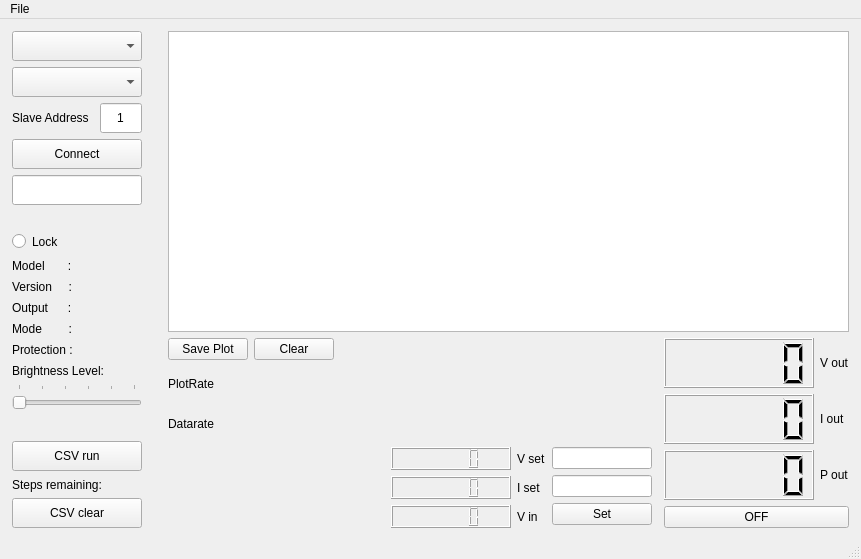
Before: the Qt Designer form source_files/dps_GUI.ui in lambcutlet/DPS5005_pyGUI, drawn with Qt 5.
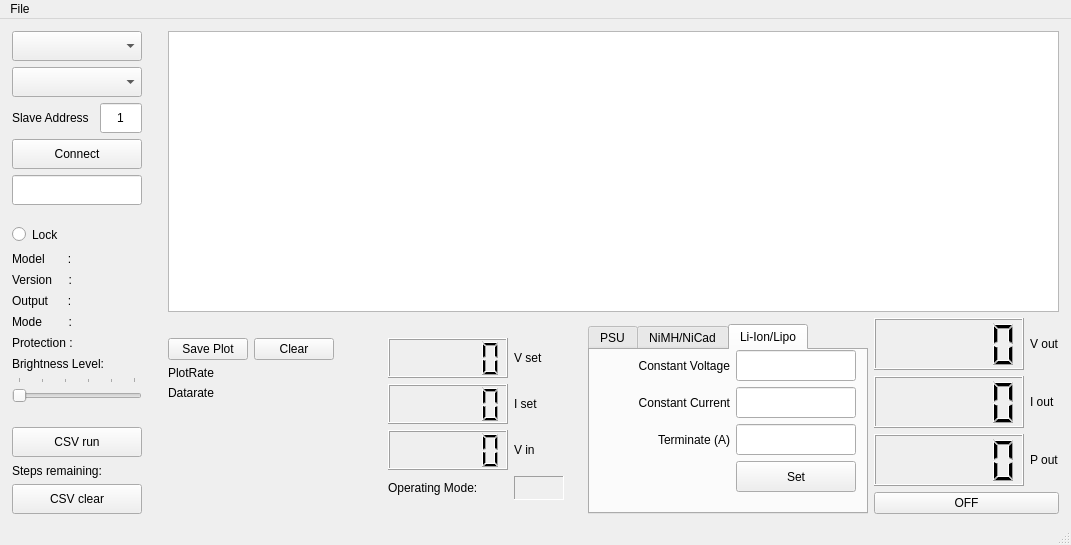
After: the same form once the commit is applied. The open tabs and pages were chosen to show the change. Custom widgets are drawn as their Qt base class.

What changed in the file:
```diff
--- a/source_files/dps_GUI.ui
+++ b/source_files/dps_GUI.ui
@@ -6,8 +6,8 @@
    <rect>
     <x>0</x>
     <y>0</y>
-    <width>861</width>
-    <height>548</height>
+    <width>1071</width>
+    <height>545</height>
    </rect>
   </property>
   <property name="windowTitle">
@@ -24,8 +24,8 @@
     <property name="rightMargin">
      <number>12</number>
     </property>
-    <item row="2" column="3">
-     <spacer name="horizontalSpacer_3">
+    <item row="3" column="3">
+     <spacer name="horizontalSpacer">
       <property name="orientation">
        <enum>Qt::Horizontal</enum>
       </property>
@@ -37,7 +37,7 @@
       </property>
      </spacer>
     </item>
-    <item row="0" column="0" rowspan="3">
+    <item row="0" column="0" rowspan="5">
      <layout class="QVBoxLayout" name="verticalLayout">
       <item>
        <widget class="QComboBox" name="comboBox_ports">
@@ -508,10 +508,838 @@
       </item>
      </layout>
     </item>
-    <item row="0" column="2" colspan="5">
+    <item row="3" column="2">
+     <layout class="QVBoxLayout" name="verticalLayout_8">
+      <item>
+       <layout class="QHBoxLayout" name="horizontalLayout_5">
+        <property name="sizeConstraint">
+         <enum>QLayout::SetFixedSize</enum>
+        </property>
+        <item>
+         <widget class="QPushButton" name="pushButton_save_plot">
+          <property name="text">
+           <string>Save Plot</string>
+          </property>
+         </widget>
+        </item>
+        <item>
+         <widget class="QPushButton" name="pushButton_clear">
+          <property name="text">
+           <string>Clear</string>
+          </property>
+         </widget>
+        </item>
+       </layout>
+      </item>
+      <item>
+       <widget class="QLabel" name="label_plot_rate">
+        <property name="text">
+         <string>PlotRate</string>
+        </property>
+       </widget>
+      </item>
+      <item>
+       <widget class="QLabel" name="label_data_rate">
+        <property name="text">
+         <string>Datarate</string>
+        </property>
+       </widget>
+      </item>
+      <item>
+       <spacer name="verticalSpacer">
+        <property name="orientation">
+         <enum>Qt::Vertical</enum>
+        </property>
+        <property name="sizeType">
+         <enum>QSizePolicy::Preferred</enum>
+        </property>
+        <property name="sizeHint" stdset="0">
+         <size>
+          <width>20</width>
+          <height>100</height>
+         </size>
+        </property>
+       </spacer>
+      </item>
+     </layout>
+    </item>
+    <item row="2" column="8" rowspan="3">
+     <widget class="QTabWidget" name="tabWidget">
+      <property name="sizePolicy">
+       <sizepolicy hsizetype="Fixed" vsizetype="Fixed">
+        <horstretch>0</horstretch>
+        <verstretch>0</verstretch>
+       </sizepolicy>
+      </property>
+      <property name="minimumSize">
+       <size>
+        <width>280</width>
+        <height>190</height>
+       </size>
+      </property>
+      <property name="currentIndex">
+       <number>0</number>
+      </property>
+      <widget class="QWidget" name="tab_1">
+       <attribute name="title">
+        <string>PSU</string>
+       </attribute>
+       <widget class="QWidget" name="layoutWidget_3">
+        <property name="geometry">
+         <rect>
+          <x>0</x>
+          <y>0</y>
+          <width>271</width>
+          <height>146</height>
+         </rect>
+        </property>
+        <layout class="QHBoxLayout" name="horizontalLayout_9">
+         <property name="sizeConstraint">
+          <enum>QLayout::SetFixedSize</enum>
+         </property>
+         <item>
+          <spacer name="horizontalSpacer_2">
+           <property name="orientation">
+            <enum>Qt::Horizontal</enum>
+           </property>
+           <property name="sizeType">
+            <enum>QSizePolicy::Preferred</enum>
+           </property>
+           <property name="sizeHint" stdset="0">
+            <size>
+             <width>40</width>
+             <height>20</height>
+            </size>
+           </property>
+          </spacer>
+         </item>
+         <item>
+          <layout class="QVBoxLayout" name="verticalLayout_10">
+           <item>
+            <widget class="QLabel" name="label_19">
+             <property name="text">
+              <string/>
+             </property>
+            </widget>
+           </item>
+           <item>
+            <widget class="QLabel" name="label_17">
+             <property name="sizePolicy">
+              <sizepolicy hsizetype="Fixed" vsizetype="Fixed">
+               <horstretch>0</horstretch>
+               <verstretch>0</verstretch>
+              </sizepolicy>
+             </property>
+             <property name="minimumSize">
+              <size>
+               <width>100</width>
+               <height>31</height>
+              </size>
+             </property>
+             <property name="maximumSize">
+              <size>
+               <width>100</width>
+               <height>31</height>
+              </size>
+             </property>
+             <property name="text">
+              <string>Voltage Set</string>
+             </property>
+             <property name="alignment">
+              <set>Qt::AlignRight|Qt::AlignTrailing|Qt::AlignVCenter</set>
+             </property>
+            </widget>
+           </item>
+           <item>
+            <widget class="QLabel" name="label_18">
+             <property name="sizePolicy">
+              <sizepolicy hsizetype="Fixed" vsizetype="Fixed">
+               <horstretch>0</horstretch>
+               <verstretch>0</verstretch>
+              </sizepolicy>
+             </property>
+             <property name="minimumSize">
+              <size>
+               <width>100</width>
+               <height>31</height>
+              </size>
+             </property>
+             <property name="maximumSize">
+              <size>
+               <width>100</width>
+               <height>31</height>
+              </size>
+             </property>
+             <property name="text">
+              <string>Current Set</string>
+             </property>
+             <property name="alignment">
+              <set>Qt::AlignRight|Qt::AlignTrailing|Qt::AlignVCenter</set>
+             </property>
+            </widget>
+           </item>
+           <item>
+            <widget class="QLabel" name="label_20">
+             <property name="text">
+              <string/>
+             </property>
+            </widget>
+           </item>
+          </layout>
+         </item>
+         <item>
+          <layout class="QVBoxLayout" name="verticalLayout_11">
+           <item>
+            <widget class="QLabel" name="label_21">
+             <property name="sizePolicy">
+              <sizepolicy hsizetype="Fixed" vsizetype="Fixed">
+               <horstretch>0</horstretch>
+               <verstretch>0</verstretch>
+              </sizepolicy>
+             </property>
+             <property name="minimumSize">
+              <size>
+               <width>120</width>
+               <height>31</height>
+              </size>
+             </property>
+             <property name="maximumSize">
+              <size>
+               <width>120</width>
+               <height>31</height>
+              </size>
+             </property>
+             <property name="text">
+              <string/>
+             </property>
+            </widget>
+           </item>
+           <item>
+            <widget class="QLineEdit" name="lineEdit_vset">
+             <property name="sizePolicy">
+              <sizepolicy hsizetype="Fixed" vsizetype="Fixed">
+               <horstretch>0</horstretch>
+               <verstretch>0</verstretch>
+              </sizepolicy>
+             </property>
+             <property name="minimumSize">
+              <size>
+               <width>120</width>
+               <height>31</height>
+              </size>
+             </property>
+             <property name="maximumSize">
+              <size>
+               <width>120</width>
+               <height>31</height>
+              </size>
+             </property>
+             <property name="layoutDirection">
+              <enum>Qt::LeftToRight</enum>
+             </property>
+             <property name="alignment">
+              <set>Qt::AlignCenter</set>
+             </property>
+            </widget>
+           </item>
+           <item>
+            <widget class="QLineEdit" name="lineEdit_iset">
+             <property name="sizePolicy">
+              <sizepolicy hsizetype="Fixed" vsizetype="Fixed">
+               <horstretch>0</horstretch>
+               <verstretch>0</verstretch>
+              </sizepolicy>
+             </property>
+             <property name="minimumSize">
+              <size>
+               <width>120</width>
+               <height>31</height>
+              </size>
+             </property>
+             <property name="maximumSize">
+              <size>
+               <width>120</width>
+               <height>31</height>
+              </size>
+             </property>
+             <property name="layoutDirection">
+              <enum>Qt::LeftToRight</enum>
+             </property>
+             <property name="alignment">
+              <set>Qt::AlignCenter</set>
+             </property>
+            </widget>
+           </item>
+           <item>
+            <widget class="QPushButton" name="pushButton_set">
+             <property name="sizePolicy">
+              <sizepolicy hsizetype="Fixed" vsizetype="Fixed">
+               <horstretch>0</horstretch>
+               <verstretch>0</verstretch>
+              </sizepolicy>
+             </property>
+             <property name="minimumSize">
+              <size>
+               <width>120</width>
+               <height>31</height>
+              </size>
+             </property>
+             <property name="maximumSize">
+              <size>
+               <width>120</width>
+               <height>31</height>
+              </size>
+             </property>
+             <property name="layoutDirection">
+              <enum>Qt::LeftToRight</enum>
+             </property>
+             <property name="text">
+              <string>Set</string>
+             </property>
+            </widget>
+           </item>
+          </layout>
+         </item>
+        </layout>
+       </widget>
+      </widget>
+      <widget class="QWidget" name="tab_2">
+       <attribute name="title">
+        <string>NiMH/NiCad</string>
+       </attribute>
+       <widget class="QWidget" name="layoutWidget">
+        <property name="geometry">
+         <rect>
+          <x>0</x>
+          <y>0</y>
+          <width>271</width>
+          <height>146</height>
+         </rect>
+        </property>
+        <layout class="QHBoxLayout" name="horizontalLayout_4">
+         <property name="sizeConstraint">
+          <enum>QLayout::SetFixedSize</enum>
+         </property>
+         <item>
+          <spacer name="horizontalSpacer_3">
+           <property name="orientation">
+            <enum>Qt::Horizontal</enum>
+           </property>
+           <property name="sizeType">
+            <enum>QSizePolicy::Preferred</enum>
+           </property>
+           <property name="sizeHint" stdset="0">
+            <size>
+             <width>40</width>
+             <height>20</height>
+            </size>
+           </property>
+          </spacer>
+         </item>
+         <item>
+          <layout class="QVBoxLayout" name="verticalLayout_5">
+           <item>
+            <widget class="QLabel" name="label_6">
+             <property name="sizePolicy">
+              <sizepolicy hsizetype="Fixed" vsizetype="Fixed">
+               <horstretch>0</horstretch>
+               <verstretch>0</verstretch>
+              </sizepolicy>
+             </property>
+             <property name="minimumSize">
+              <size>
+               <width>100</width>
+               <height>31</height>
+              </size>
+             </property>
+             <property name="maximumSize">
+              <size>
+               <width>100</width>
+               <height>31</height>
+              </size>
+             </property>
+             <property name="text">
+              <string>Voltage Max</string>
+             </property>
+             <property name="alignment">
+              <set>Qt::AlignRight|Qt::AlignTrailing|Qt::AlignVCenter</set>
+             </property>
+            </widget>
+           </item>
+           <item>
+            <widget class="QLabel" name="label_7">
+             <property name="sizePolicy">
+              <sizepolicy hsizetype="Fixed" vsizetype="Fixed">
+               <horstretch>0</horstretch>
+               <verstretch>0</verstretch>
+              </sizepolicy>
+             </property>
+             <property name="minimumSize">
+              <size>
+               <width>100</width>
+               <height>31</height>
+              </size>
+             </property>
+             <property name="maximumSize">
+              <size>
+               <width>100</width>
+               <height>31</height>
+              </size>
+             </property>
+             <property name="text">
+              <string>Constant Current</string>
+             </property>
+             <property name="alignment">
+              <set>Qt::AlignRight|Qt::AlignTrailing|Qt::AlignVCenter</set>
+             </property>
+            </widget>
+           </item>
+           <item>
+            <widget class="QLabel" name="label_12">
+             <property name="sizePolicy">
+              <sizepolicy hsizetype="Fixed" vsizetype="Fixed">
+               <horstretch>0</horstretch>
+               <verstretch>0</verstretch>
+              </sizepolicy>
+             </property>
+             <property name="minimumSize">
+              <size>
+               <width>100</width>
+               <height>31</height>
+              </size>
+             </property>
+             <property name="maximumSize">
+              <size>
+               <width>100</width>
+               <height>31</height>
+              </size>
+             </property>
+             <property name="text">
+              <string>Terminate (-dV)</string>
+             </property>
+             <property name="alignment">
+              <set>Qt::AlignRight|Qt::AlignTrailing|Qt::AlignVCenter</set>
+             </property>
+            </widget>
+           </item>
+           <item>
+            <widget class="QLabel" name="label_3">
+             <property name="sizePolicy">
+              <sizepolicy hsizetype="Fixed" vsizetype="Fixed">
+               <horstretch>0</horstretch>
+               <verstretch>0</verstretch>
+              </sizepolicy>
+             </property>
+             <property name="minimumSize">
+              <size>
+               <width>100</width>
+               <height>31</height>
+              </size>
+             </property>
+             <property name="maximumSize">
+              <size>
+               <width>100</width>
+               <height>31</height>
+              </size>
+             </property>
+             <property name="text">
+              <string/>
+             </property>
+            </widget>
+           </item>
+          </layout>
+         </item>
+         <item>
+          <layout class="QVBoxLayout" name="verticalLayout_7">
+           <item>
+            <widget class="QLineEdit" name="lineEdit_vset_2">
+             <property name="sizePolicy">
+              <sizepolicy hsizetype="Fixed" vsizetype="Fixed">
+               <horstretch>0</horstretch>
+               <verstretch>0</verstretch>
+              </sizepolicy>
+             </property>
+             <property name="minimumSize">
+              <size>
+               <width>120</width>
+               <height>31</height>
+              </size>
+             </property>
+             <property name="maximumSize">
+              <size>
+               <width>120</width>
+               <height>31</height>
+              </size>
+             </property>
+             <property name="alignment">
+              <set>Qt::AlignCenter</set>
+             </property>
+            </widget>
+           </item>
+           <item>
+            <widget class="QLineEdit" name="lineEdit_iset_2">
+             <property name="sizePolicy">
+              <sizepolicy hsizetype="Fixed" vsizetype="Fixed">
+               <horstretch>0</horstretch>
+               <verstretch>0</verstretch>
+              </sizepolicy>
+             </property>
+             <property name="minimumSize">
+              <size>
+               <width>120</width>
+               <height>31</height>
+              </size>
+             </property>
+             <property name="maximumSize">
+              <size>
+               <width>120</width>
+               <height>31</height>
+              </size>
+             </property>
+             <property name="alignment">
+              <set>Qt::AlignCenter</set>
+             </property>
+            </widget>
+           </item>
+           <item>
+            <widget class="QLineEdit" name="lineEdit_term_2">
+             <property name="sizePolicy">
+              <sizepolicy hsizetype="Fixed" vsizetype="Fixed">
+               <horstretch>0</horstretch>
+               <verstretch>0</verstretch>
+              </sizepolicy>
+             </property>
+             <property name="minimumSize">
+              <size>
+               <width>120</width>
+               <height>31</height>
+              </size>
+             </property>
+             <property name="maximumSize">
+              <size>
+               <width>120</width>
+               <height>31</height>
+              </size>
+             </property>
+             <property name="alignment">
+              <set>Qt::AlignCenter</set>
+             </property>
+            </widget>
+           </item>
+           <item>
+            <widget class="QPushButton" name="pushButton_set_2">
+             <property name="sizePolicy">
+              <sizepolicy hsizetype="Fixed" vsizetype="Fixed">
+               <horstretch>0</horstretch>
+               <verstretch>0</verstretch>
+              </sizepolicy>
+             </property>
+             <property name="minimumSize">
+              <size>
+               <width>120</width>
+               <height>31</height>
+              </size>
+             </property>
+             <property name="maximumSize">
+              <size>
+               <width>120</width>
+               <height>31</height>
+              </size>
+             </property>
+             <property name="text">
+              <string>Set</string>
+             </property>
+            </widget>
+           </item>
+          </layout>
+         </item>
+        </layout>
+       </widget>
+      </widget>
+      <widget class="QWidget" name="tab_3">
+       <attribute name="title">
+        <string>Li-Ion/Lipo</string>
+       </attribute>
+       <widget class="QWidget" name="layoutWidget_2">
+        <property name="geometry">
+         <rect>
+          <x>0</x>
+          <y>0</y>
+          <width>271</width>
+          <height>146</height>
+         </rect>
+        </property>
+        <layout class="QHBoxLayout" name="horizontalLayout_8">
+         <property name="sizeConstraint">
+          <enum>QLayout::SetFixedSize</enum>
+         </property>
+         <item>
+          <spacer name="horizontalSpacer_4">
+           <property name="orientation">
+            <enum>Qt::Horizontal</enum>
+           </property>
+           <property name="sizeType">
+            <enum>QSizePolicy::Preferred</enum>
+           </property>
+           <property name="sizeHint" stdset="0">
+            <size>
+             <width>40</width>
+             <height>20</height>
+            </size>
+           </property>
+          </spacer>
+         </item>
+         <item>
+          <layout class="QVBoxLayout" name="verticalLayout_12">
+           <item>
+            <widget class="QLabel" name="label_13">
+             <property name="sizePolicy">
+              <sizepolicy hsizetype="Fixed" vsizetype="Fixed">
+               <horstretch>0</horstretch>
+               <verstretch>0</verstretch>
+              </sizepolicy>
+             </property>
+             <property name="minimumSize">
+              <size>
+               <width>100</width>
+               <height>31</height>
+              </size>
+             </property>
+             <property name="maximumSize">
+              <size>
+               <width>100</width>
+               <height>31</height>
+              </size>
+             </property>
+             <property name="text">
+              <string>Constant Voltage</string>
+             </property>
+             <property name="alignment">
+              <set>Qt::AlignRight|Qt::AlignTrailing|Qt::AlignVCenter</set>
+             </property>
+            </widget>
+           </item>
+           <item>
+            <widget class="QLabel" name="label_14">
+             <property name="sizePolicy">
+              <sizepolicy hsizetype="Fixed" vsizetype="Fixed">
+               <horstretch>0</horstretch>
+               <verstretch>0</verstretch>
+              </sizepolicy>
+             </property>
+             <property name="minimumSize">
+              <size>
+               <width>100</width>
+               <height>31</height>
+              </size>
+             </property>
+             <property name="maximumSize">
+              <size>
+               <width>100</width>
+               <height>31</height>
+              </size>
+             </property>
+             <property name="text">
+              <string>Constant Current</string>
+             </property>
+             <property name="alignment">
+              <set>Qt::AlignRight|Qt::AlignTrailing|Qt::AlignVCenter</set>
+             </property>
+            </widget>
+           </item>
+           <item>
+            <widget class="QLabel" name="label_15">
+             <property name="sizePolicy">
+              <sizepolicy hsizetype="Fixed" vsizetype="Fixed">
+               <horstretch>0</horstretch>
+               <verstretch>0</verstretch>
+              </sizepolicy>
+             </property>
+             <property name="minimumSize">
+              <size>
+               <width>100</width>
+               <height>31</height>
+              </size>
+             </property>
+             <property name="maximumSize">
+              <size>
+               <width>100</width>
+               <height>31</height>
+              </size>
+             </property>
+             <property name="text">
+              <string>Terminate (A)</string>
+             </property>
+             <property name="alignment">
+              <set>Qt::AlignRight|Qt::AlignTrailing|Qt::AlignVCenter</set>
+             </property>
+            </widget>
+           </item>
+           <item>
+            <widget class="QLabel" name="label_16">
+             <property name="sizePolicy">
+              <sizepolicy hsizetype="Fixed" vsizetype="Fixed">
+               <horstretch>0</horstretch>
+               <verstretch>0</verstretch>
+              </sizepolicy>
+             </property>
+             <property name="minimumSize">
+              <size>
+               <width>100</width>
+               <height>31</height>
+              </size>
+             </property>
+             <property name="maximumSize">
+              <size>
+               <width>100</width>
+               <height>31</height>
+              </size>
+             </property>
+             <property name="text">
+              <string/>
+             </property>
+            </widget>
+           </item>
+          </layout>
+         </item>
+         <item>
+          <layout class="QVBoxLayout" name="verticalLayout_13">
+           <item>
+            <widget class="QLineEdit" name="lineEdit_vset_3">
+             <property name="sizePolicy">
+              <sizepolicy hsizetype="Fixed" vsizetype="Fixed">
+               <horstretch>0</horstretch>
+               <verstretch>0</verstretch>
+              </sizepolicy>
+             </property>
+             <property name="minimumSize">
+              <size>
+               <width>120</width>
+               <height>31</height>
+              </size>
+             </property>
+             <property name="maximumSize">
+              <size>
+               <width>120</width>
+               <height>31</height>
+              </size>
+             </property>
+             <property name="autoFillBackground">
+              <bool>false</bool>
+             </property>
+             <property name="alignment">
+              <set>Qt::AlignCenter</set>
+             </property>
+            </widget>
+           </item>
+           <item>
+            <widget class="QLineEdit" name="lineEdit_iset_3">
+             <property name="sizePolicy">
+              <sizepolicy hsizetype="Fixed" vsizetype="Fixed">
+               <horstretch>0</horstretch>
+               <verstretch>0</verstretch>
+              </sizepolicy>
+             </property>
+             <property name="minimumSize">
+              <size>
+               <width>120</width>
+               <height>31</height>
+              </size>
+             </property>
+             <property name="maximumSize">
+              <size>
+               <width>120</width>
+               <height>31</height>
+              </size>
+             </property>
+             <property name="autoFillBackground">
+              <bool>false</bool>
+             </property>
+             <property name="alignment">
+              <set>Qt::AlignCenter</set>
+             </property>
+            </widget>
+           </item>
+           <item>
+            <widget class="QLineEdit" name="lineEdit_term_3">
+             <property name="sizePolicy">
+              <sizepolicy hsizetype="Fixed" vsizetype="Fixed">
+               <horstretch>0</horstretch>
+               <verstretch>0</verstretch>
+              </sizepolicy>
+             </property>
+             <property name="minimumSize">
+              <size>
+               <width>120</width>
+               <height>31</height>
+              </size>
+             </property>
+             <property name="maximumSize">
+              <size>
+               <width>120</width>
+               <height>31</height>
+              </size>
+             </property>
+             <property name="autoFillBackground">
+              <bool>false</bool>
+             </property>
+             <property name="alignment">
+              <set>Qt::AlignCenter</set>
+             </property>
+            </widget>
+           </item>
+           <item>
+            <widget class="QPushButton" name="pushButton_set_3">
+             <property name="sizePolicy">
+              <sizepolicy hsizetype="Fixed" vsizetype="Fixed">
+               <horstretch>0</horstretch>
+               <verstretch>0</verstretch>
+              </sizepolicy>
+             </property>
+             <property name="minimumSize">
+              <size>
+               <width>120</width>
+               <height>31</height>
+              </size>
+             </property>
+             <property name="maximumSize">
+              <size>
+               <width>120</width>
+               <height>31</height>
+              </size>
+             </property>
+             <property name="autoFillBackground">
+              <bool>false</bool>
+             </property>
+             <property name="text">
+              <string>Set</string>
+             </property>
+            </widget>
+           </item>
+          </layout>
+         </item>
+        </layout>
+       </widget>
+      </widget>
+     </widget>
+    </item>
+    <item row="0" column="1">
+     <spacer name="verticalSpacer_4">
+      <property name="orientation">
+       <enum>Qt::Vertical</enum>
+      </property>
+      <property name="sizeHint" stdset="0">
+       <size>
+        <width>20</width>
+        <height>40</height>
+       </size>
+      </property>
+     </spacer>
+    </item>
+    <item row="0" column="2" colspan="8">
      <widget class="PlotWidget" name="graphicsView"/>
     </item>
-    <item row="1" column="6" rowspan="2">
+    <item row="1" column="9" rowspan="4">
      <layout class="QVBoxLayout" name="verticalLayout_3">
       <property name="sizeConstraint">
        <enum>QLayout::SetFixedSize</enum>
@@ -684,13 +1512,13 @@
       </item>
      </layout>
     </item>
-    <item row="2" column="4">
-     <layout class="QHBoxLayout" name="horizontalLayout_4">
+    <item row="3" column="4">
+     <layout class="QHBoxLayout" name="horizontalLayout_7">
       <property name="sizeConstraint">
        <enum>QLayout::SetFixedSize</enum>
       </property>
       <item>
-       <layout class="QVBoxLayout" name="verticalLayout_4">
+       <layout class="QVBoxLayout" name="verticalLayout_6">
         <item>
          <widget class="QLCDNumber" name="lcdNumber_vset">
           <property name="sizePolicy">
@@ -702,13 +1530,13 @@
           <property name="minimumSize">
            <size>
             <width>120</width>
-            <height>0</height>
+            <height>40</height>
            </size>
           </property>
           <property name="maximumSize">
            <size>
             <width>16777215</width>
-            <height>16777215</height>
+            <height>40</height>
            </size>
           </property>
           <property name="smallDecimalPoint">
@@ -727,13 +1555,13 @@
           <property name="minimumSize">
            <size>
             <width>120</width>
-            <height>0</height>
+            <height>40</height>
            </size>
           </property>
           <property name="maximumSize">
            <size>
             <width>16777215</width>
-            <height>16777215</height>
+            <height>40</height>
            </size>
           </property>
           <property name="smallDecimalPoint">
@@ -752,13 +1580,13 @@
           <property name="minimumSize">
            <size>
             <width>120</width>
-            <height>0</height>
+            <height>40</height>
            </size>
           </property>
           <property name="maximumSize">
            <size>
             <width>16777215</width>
-            <height>16777215</height>
+            <height>40</height>
            </size>
           </property>
           <property name="smallDecimalPoint">
@@ -769,22 +1597,35 @@
           </property>
          </widget>
         </item>
+        <item>
+         <widget class="QLabel" name="label_2">
+          <property name="text">
+           <string>Operating Mode:</string>
+          </property>
+         </widget>
+        </item>
        </layout>
       </item>
       <item>
-       <layout class="QVBoxLayout" name="verticalLayout_5">
+       <layout class="QVBoxLayout" name="verticalLayout_9">
         <item>
-         <widget class="QLabel" name="label_6">
+         <widget class="QLabel" name="label_9">
           <property name="sizePolicy">
            <sizepolicy hsizetype="Fixed" vsizetype="Preferred">
             <horstretch>0</horstretch>
             <verstretch>0</verstretch>
            </sizepolicy>
           </property>
+          <property name="minimumSize">
+           <size>
+            <width>50</width>
+            <height>40</height>
+           </size>
+          </property>
           <property name="maximumSize">
            <size>
             <width>50</width>
-            <height>16777215</height>
+            <height>40</height>
            </size>
           </property>
           <property name="text">
@@ -793,17 +1634,23 @@
          </widget>
         </item>
         <item>
-         <widget class="QLabel" name="label_7">
+         <widget class="QLabel" name="label_10">
           <property name="sizePolicy">
            <sizepolicy hsizetype="Fixed" vsizetype="Preferred">
             <horstretch>0</horstretch>
             <verstretch>0</verstretch>
            </sizepolicy>
           </property>
+          <property name="minimumSize">
+           <size>
+            <width>50</width>
+            <height>40</height>
+           </size>
+          </property>
           <property name="maximumSize">
            <size>
             <width>50</width>
-            <height>16777215</height>
+            <height>40</height>
            </size>
           </property>
           <property name="text">
@@ -812,17 +1659,23 @@
          </widget>
         </item>
         <item>
-         <widget class="QLabel" name="label_3">
+         <widget class="QLabel" name="label_11">
           <property name="sizePolicy">
            <sizepolicy hsizetype="Fixed" vsizetype="Preferred">
             <horstretch>0</horstretch>
             <verstretch>0</verstretch>
            </sizepolicy>
           </property>
+          <property name="minimumSize">
+           <size>
+            <width>50</width>
+            <height>40</height>
+           </size>
+          </property>
           <property name="maximumSize">
            <size>
             <width>50</width>
-            <height>16777215</height>
+            <height>40</height>
            </size>
           </property>
           <property name="text">
@@ -830,123 +1683,38 @@
           </property>
          </widget>
         </item>
-       </layout>
-      </item>
-      <item>
-       <layout class="QVBoxLayout" name="verticalLayout_7">
         <item>
-         <widget class="QLineEdit" name="lineEdit_vset">
-          <property name="sizePolicy">
-           <sizepolicy hsizetype="Fixed" vsizetype="Fixed">
-            <horstretch>0</horstretch>
-            <verstretch>0</verstretch>
-           </sizepolicy>
-          </property>
-          <property name="maximumSize">
+         <widget class="QLabel" name="label_operating_mode">
+          <property name="minimumSize">
            <size>
-            <width>100</width>
-            <height>16777215</height>
+            <width>50</width>
+            <height>0</height>
            </size>
           </property>
-          <property name="alignment">
-           <set>Qt::AlignCenter</set>
+          <property name="font">
+           <font>
+            <weight>75</weight>
+            <bold>true</bold>
+           </font>
           </property>
-         </widget>
-        </item>
-        <item>
-         <widget class="QLineEdit" name="lineEdit_iset">
-          <property name="sizePolicy">
-           <sizepolicy hsizetype="Fixed" vsizetype="Fixed">
-            <horstretch>0</horstretch>
-            <verstretch>0</verstretch>
-           </sizepolicy>
+          <property name="frameShape">
+           <enum>QFrame::Panel</enum>
           </property>
-          <property name="maximumSize">
-           <size>
-            <width>100</width>
-            <height>16777215</height>
-           </size>
+          <property name="frameShadow">
+           <enum>QFrame::Sunken</enum>
           </property>
+          <property name="text">
+           <string/>
+          </property>
           <property name="alignment">
            <set>Qt::AlignCenter</set>
           </property>
          </widget>
         </item>
-        <item>
-         <widget class="QPushButton" name="pushButton_set">
-          <property name="sizePolicy">
-           <sizepolicy hsizetype="Fixed" vsizetype="Fixed">
-            <horstretch>0</horstretch>
-            <verstretch>0</verstretch>
-           </sizepolicy>
-          </property>
-          <property name="maximumSize">
-           <size>
-            <width>100</width>
-            <height>16777215</height>
-           </size>
-          </property>
-          <property name="text">
-           <string>Set</string>
-          </property>
-         </widget>
-        </item>
        </layout>
       </item>
      </layout>
     </item>
-    <item row="1" column="2">
-     <layout class="QVBoxLayout" name="verticalLayout_8">
-      <item>
-       <layout class="QHBoxLayout" name="horizontalLayout_5">
-        <property name="sizeConstraint">
-         <enum>QLayout::SetFixedSize</enum>
-        </property>
-        <item>
-         <widget class="QPushButton" name="pushButton_save_plot">
-          <property name="text">
-           <string>Save Plot</string>
-          </property>
-         </widget>
-        </item>
-        <item>
-         <widget class="QPushButton" name="pushButton_clear">
-          <property name="text">
-           <string>Clear</string>
-          </property>
-         </widget>
-        </item>
-       </layout>
-      </item>
-      <item>
-       <widget class="QLabel" name="label_plot_rate">
-        <property name="text">
-         <string>PlotRate</string>
-        </property>
-       </widget>
-      </item>
-      <item>
-       <widget class="QLabel" name="label_data_rate">
-        <property name="text">
-         <string>Datarate</string>
-        </property>
-       </widget>
-      </item>
-     </layout>
-    </item>
-    <item row="0" column="1">
-     <spacer name="verticalSpacer_4">
-      <property name="orientation">
-       <enum>Qt::Vertical</enum>
-      </property>
-      <property name="sizeHint" stdset="0">
-       <size>
-        <width>20</width>
-        <height>40</height>
-       </size>
-      </property>
-     </spacer>
-    </item>
    </layout>
   </widget>
   <widget class="QMenuBar" name="menubar">
@@ -954,7 +1722,7 @@
     <rect>
      <x>0</x>
      <y>0</y>
-     <width>861</width>
+     <width>1071</width>
      <height>23</height>
     </rect>
    </property>
```
